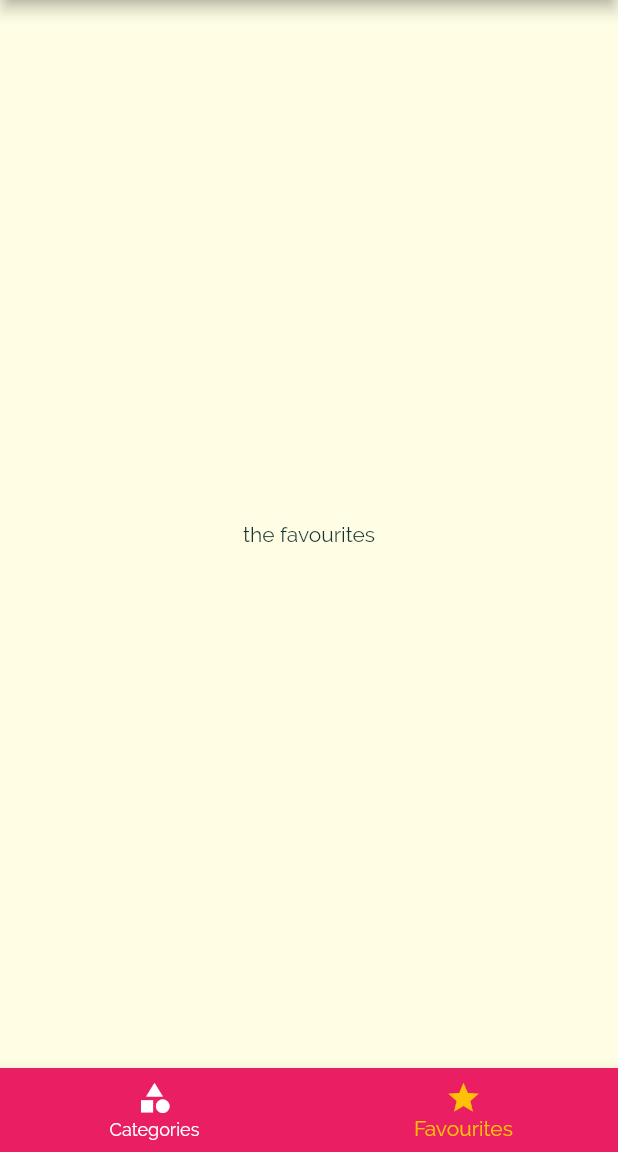
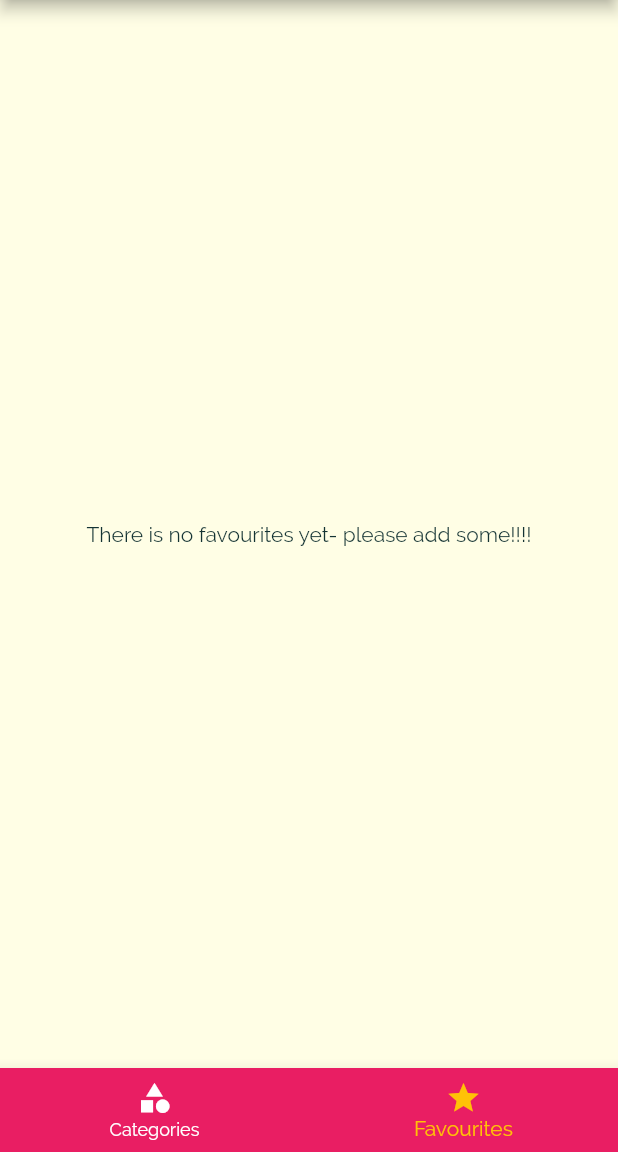
Before and after one commit to amitkum8227/FoodieMe, a Flutter app: the screen it shows after launch, item 2 of the bottom bar chosen, on a phone screen of 412 x 824 dp, the part 84-1236 px from its top. Run offline on Flutter 3.47's test engine with Material 2 defaults, Android fonts, the phone set to English and light mode, and no system bars.

Commit message:
"adding the favourite meal to favourite screen"

```diff
--- a/lib/main.dart
+++ b/lib/main.dart
@@ -23,6 +23,7 @@ class _MyAppState extends State<MyApp> {
     'vegetarian': false,
   };
   List<Meal> _availableMeals = DUMMY_MEALS;
+  List<Meal> _favouriteMeals = [];
 
   void _setFilters(Map<String, bool> filterData) {
     setState(() {
@@ -44,6 +45,26 @@ class _MyAppState extends State<MyApp> {
         return true;
       }).toList();
     });
+  }
+
+  void _toggleFavourite(String mealId) {
+    final existingIndex =
+        _favouriteMeals.indexWhere((meal) => meal.id == mealId);
+    if (existingIndex >= 0) {
+      setState(() {
+        _favouriteMeals.removeAt(existingIndex);
+      });
+    } else {
+      setState(() {
+        _favouriteMeals.add(
+          DUMMY_MEALS.firstWhere((meal) => meal.id == mealId),
+        );
+      });
+    }
+  }
+
+  bool _isMealFavourite(String id) {
+    return _favouriteMeals.any((meal) => meal.id == id);
   }
 
   @override
@@ -70,10 +91,11 @@ class _MyAppState extends State<MyApp> {
       ),
       //home: CatergoriesScreen(),
       routes: {
-        '/': (ctx) => TabsScreen(),
+        '/': (ctx) => TabsScreen(_favouriteMeals),
         CategoryMealsScreen.routeName: (ctx) =>
             CategoryMealsScreen(_availableMeals),
-        MealDetailScreen.routeName: (ctx) => MealDetailScreen(),
+        MealDetailScreen.routeName: (ctx) =>
+            MealDetailScreen(_toggleFavourite, _isMealFavourite),
         FiltersScreen.routeName: (ctx) => FiltersScreen(_filters, _setFilters),
       },
     );
--- a/lib/screens/category_meals_screen.dart
+++ b/lib/screens/category_meals_screen.dart
@@ -59,7 +59,6 @@ class _CategoryMealsScreenState extends State<CategoryMealsScreen> {
               duration: displayedMeals[index].duration,
               complexity: displayedMeals[index].complexity,
               affordability: displayedMeals[index].affordability,
-              removeItem: _removeMeal,
             );
           },
           itemCount: displayedMeals.length,
--- a/lib/screens/favouriteScreen.dart
+++ b/lib/screens/favouriteScreen.dart
@@ -1,12 +1,33 @@
 import 'package:flutter/material.dart';
 
+import '../Model/meal.dart';
+import '../widget/meal_item.dart';
+
 class FavouriteScreen extends StatelessWidget {
-  const FavouriteScreen({Key? key}) : super(key: key);
+  final List<Meal> favouriteMeals;
+
+  FavouriteScreen(this.favouriteMeals);
 
   @override
   Widget build(BuildContext context) {
-    return Center(
-      child: Text('the favourites'),
-    );
+    if (favouriteMeals.isEmpty) {
+      return Center(
+        child: Text('There is no favourites yet- please add some!!!!'),
+      );
+    } else {
+      return ListView.builder(
+        itemBuilder: (ctx, index) {
+          return MealItem(
+            id: favouriteMeals[index].id,
+            title: favouriteMeals[index].title,
+            imageUrl: favouriteMeals[index].imageUrl,
+            duration: favouriteMeals[index].duration,
+            complexity: favouriteMeals[index].complexity,
+            affordability: favouriteMeals[index].affordability,
+          );
+        },
+        itemCount: favouriteMeals.length,
+      );
+    }
   }
 }
--- a/lib/screens/filters_screen.dart
+++ b/lib/screens/filters_screen.dart
@@ -13,7 +13,7 @@ class FiltersScreen extends StatefulWidget {
 }
 
 class _FiltersScreenState extends State<FiltersScreen> {
-  bool _glutenFree = false;
+   bool _glutenFree = false;
   bool _vegetarian = false;
   bool _vegan = false;
   bool _lactoseFree = false;
--- a/lib/screens/tabs_screen.dart
+++ b/lib/screens/tabs_screen.dart
@@ -1,21 +1,32 @@
 import 'package:flutter/material.dart';
+import 'package:foodie_me/Model/meal.dart';
 import 'package:foodie_me/screens/categories_screen.dart';
 import 'package:foodie_me/screens/favouriteScreen.dart';
 import 'package:foodie_me/widget/main_drawer.dart';
 
 class TabsScreen extends StatefulWidget {
- // const TabsScreen({Key? key}) : super(key: key);
+  // const TabsScreen({Key? key}) : super(key: key);
+
+  final List<Meal> favouriteMeals;
+
+  TabsScreen(this.favouriteMeals);
 
   @override
   _TabsScreenState createState() => _TabsScreenState();
 }
 
 class _TabsScreenState extends State<TabsScreen> {
-  final List<Widget> _Pages = [
-    CatergoriesScreen(),
-    FavouriteScreen(),
-  ];
+  late List<Widget> _Pages;
   int _selectedPageIndex = 0;
+
+  @override
+  void initState() {
+    _Pages = [
+      CatergoriesScreen(),
+      FavouriteScreen(widget.favouriteMeals),
+    ];
+    super.initState();
+  }
 
   void _selectPage(int index) {
     setState(() {
```
Also changed, not shown: lib/screens/meal_detail_screen.dart (+8 -5 lines), lib/widget/meal_item.dart (+9 -10 lines).
